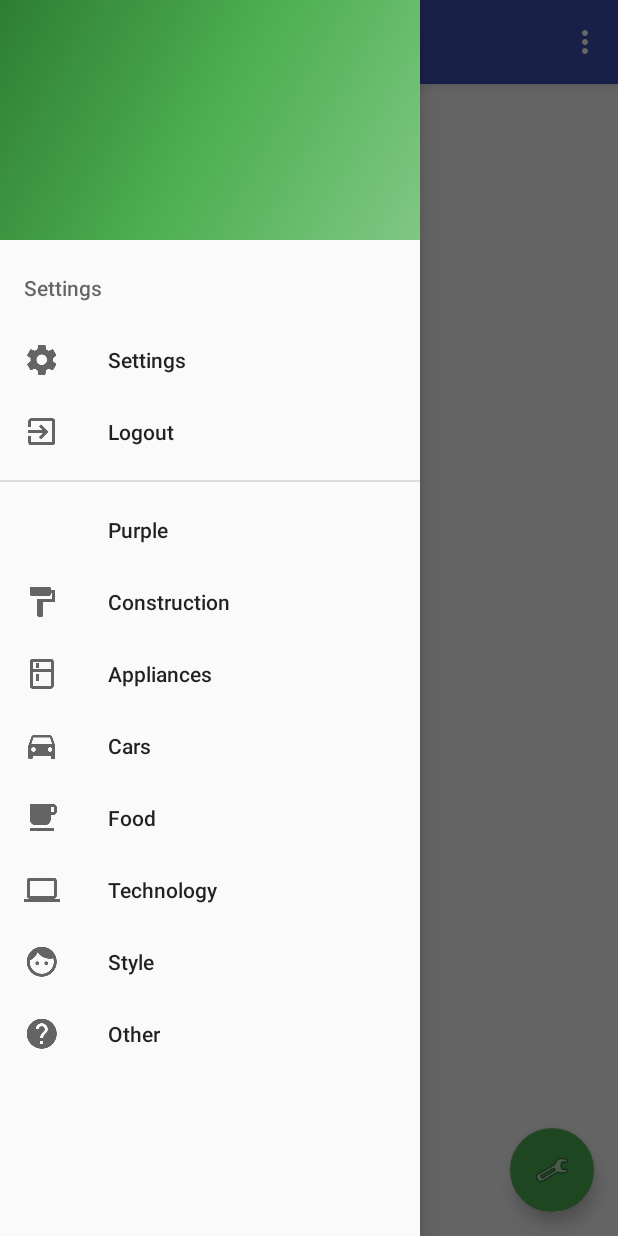
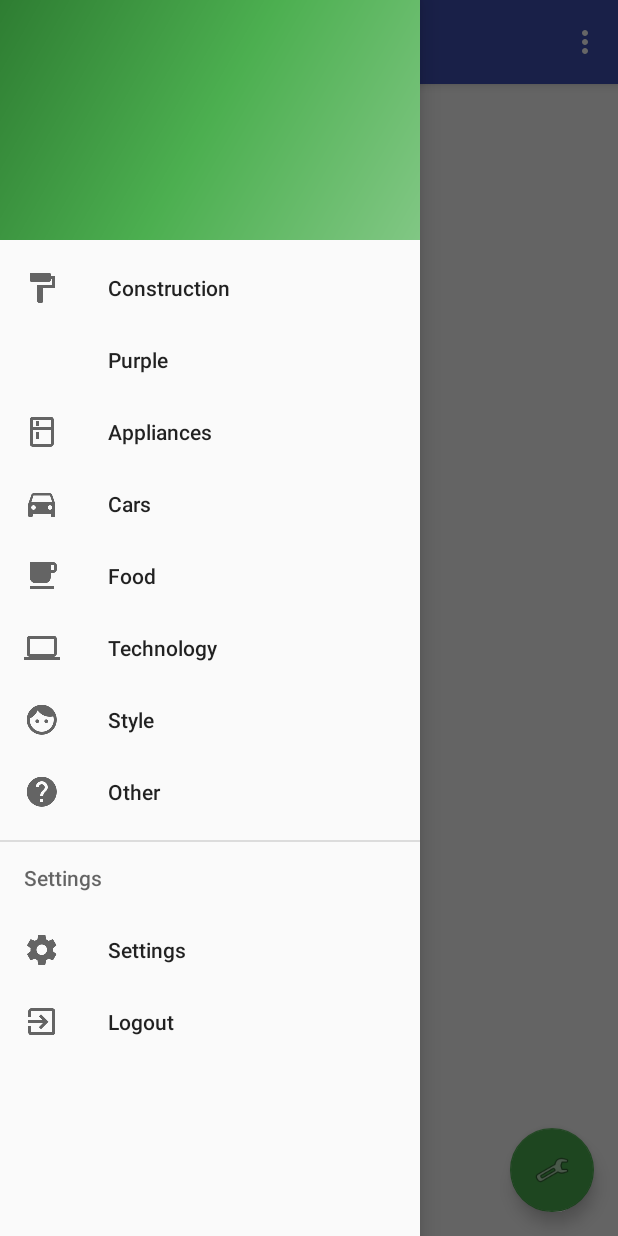
Before and after one commit to petardan/Rep200917, an Android app: the MainActivity screen opened directly, with no data from a screen before it, with the side drawer open, on a phone screen of 412 x 824 dp. Run offline under Robolectric (Android 15) with nearby library versions, the phone set to English and light mode, and no system bars; network calls fail; 1 statement that could not run was skipped.

```diff
--- a/app/src/main/java/com/rpd/irepair/MainActivity.java
+++ b/app/src/main/java/com/rpd/irepair/MainActivity.java
@@ -71,7 +71,7 @@ public class MainActivity extends AppCompatActivity
         m.add(
                 R.id.category_group, // groupId
                 0, // itemId
-                1, // order
+                2, // order
                 "Purple" // title
         );
         categoryNavigationView.inflateMenu(R.menu.categories);
--- a/app/src/main/res/menu/categories.xml
+++ b/app/src/main/res/menu/categories.xml
@@ -41,7 +41,8 @@
             android:orderInCategory="7"/>
     </group>
 
-    <item android:title="@string/category_settings_title">
+    <item android:title="@string/category_settings_title"
+        android:orderInCategory="997">
         <menu>
             <item
                 android:id="@+id/category_settings"
```
